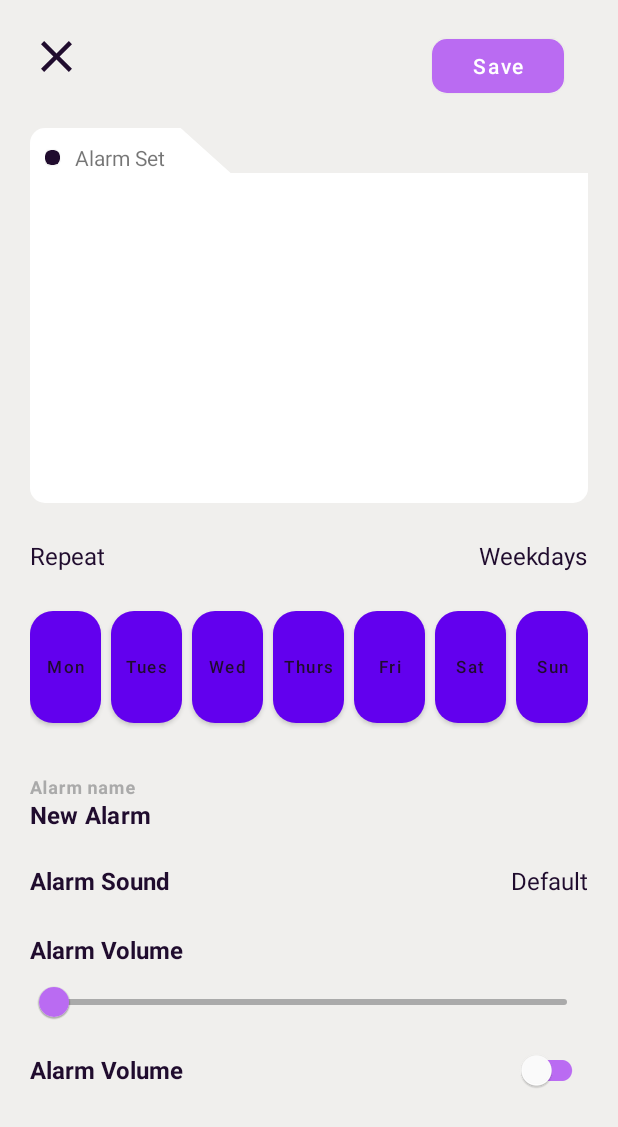
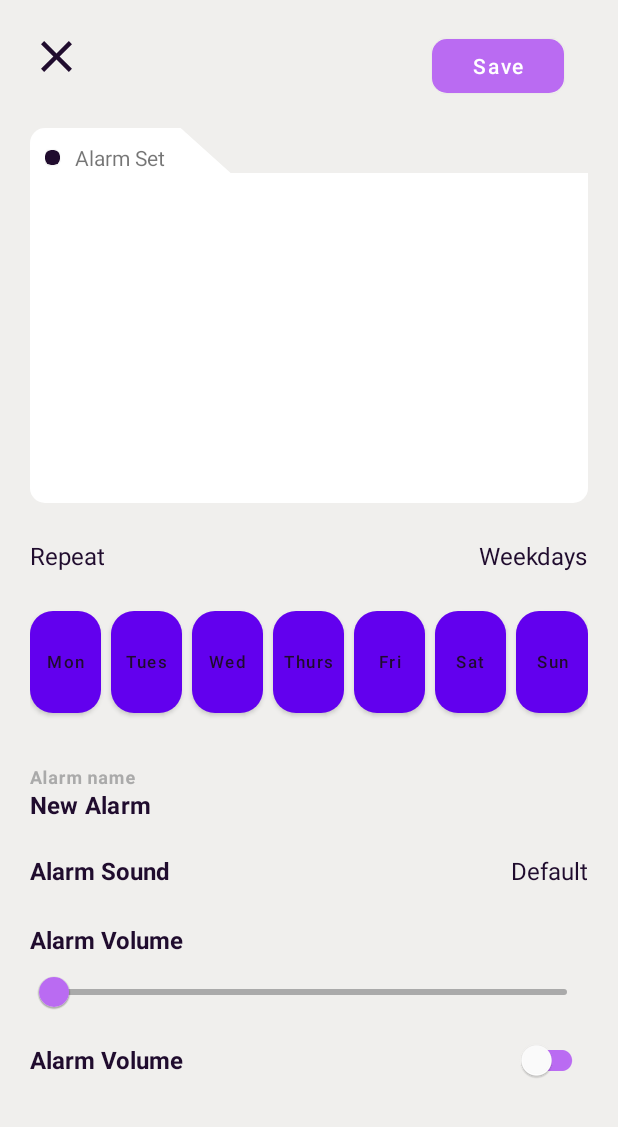
Before and after one commit to Abu-muhab/smart_alarm, an Android app: the AddAlarmFragment screen opened through its navigation route, on a phone screen of 412 x 824 dp. Shown: the top 1127 px of the screen. Run offline under Robolectric (Android 15) with nearby library versions, the light colour scheme and no system bars; our stand-ins replace data binding; 1 statement that could not run was skipped.

Commit message:
squashed some bugs

```diff
--- a/app/src/main/java/com/abumuhab/smartalarm/fragments/AddAlarmFragment.kt
+++ b/app/src/main/java/com/abumuhab/smartalarm/fragments/AddAlarmFragment.kt
@@ -37,7 +37,11 @@ class AddAlarmFragment : Fragment() {
                 WeekdayCardBinding.inflate(layoutInflater, binding.weekdaysHolder, false)
             weekdayBinding.selected = false
             weekdayBinding.weekDay = it
-            val layoutParams = LinearLayout.LayoutParams(0, 130, 1f)
+            val layoutParams = LinearLayout.LayoutParams(
+                0,
+                (80 * requireContext().resources.displayMetrics.density).toInt(),
+                1f
+            )
             if (it != "Sun") {
                 layoutParams.marginEnd = 10
             }
```
